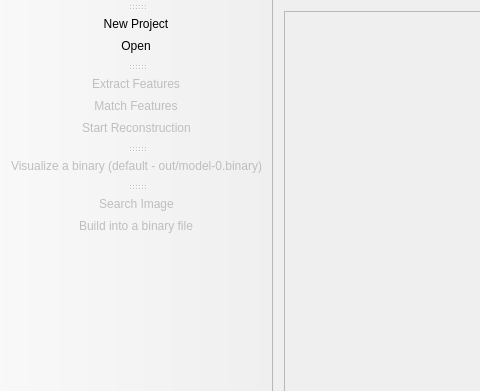
lybros/appa, file ui/mainwindow.ui: the form before one commit; both pictures show x 0 to 480 and y 0 to 391 of the 1067 by 723 pixel window.
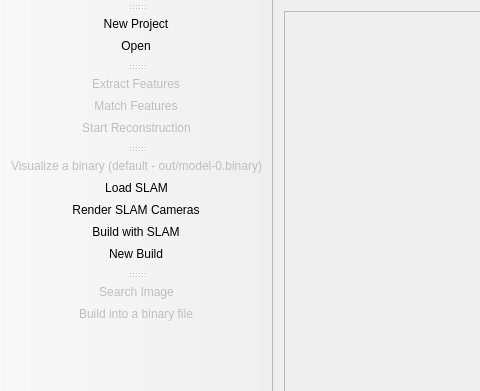
The form after the commit.

Commit message: a bunch of SLAM updates, recent and late

```diff
--- a/ui/mainwindow.ui
+++ b/ui/mainwindow.ui
@@ -319,6 +319,10 @@
     <bool>false</bool>
    </attribute>
    <addaction name="actionVisualizeBinary"/>
+   <addaction name="actionLoad_SLAM"/>
+   <addaction name="actionRender_SLAM_Cameras"/>
+   <addaction name="actionBuild_with_SLAM"/>
+   <addaction name="actionNew_Build"/>
   </widget>
   <widget class="QToolBar" name="mainToolBar">
    <property name="sizePolicy">
@@ -436,6 +440,38 @@
     <string>Run Theia's view_reconstruction binary</string>
    </property>
   </action>
+  <action name="actionRender_SLAM_Cameras">
+   <property name="text">
+    <string>Render SLAM Cameras</string>
+   </property>
+   <property name="toolTip">
+    <string>This only renders cameras from co-graph/KeyTrajectory file</string>
+   </property>
+  </action>
+  <action name="actionLoad_SLAM">
+   <property name="text">
+    <string>Load SLAM</string>
+   </property>
+   <property name="toolTip">
+    <string>Load SLAM data into Memory and that is it.</string>
+   </property>
+  </action>
+  <action name="actionBuild_with_SLAM">
+   <property name="text">
+    <string>Build with SLAM</string>
+   </property>
+   <property name="toolTip">
+    <string>Assuming SLAM data is already loaded, building the project.</string>
+   </property>
+  </action>
+  <action name="actionNew_Build">
+   <property name="text">
+    <string>New Build</string>
+   </property>
+   <property name="toolTip">
+    <string>using SLAM_Build() method</string>
+   </property>
+  </action>
  </widget>
  <layoutdefault spacing="6" margin="11"/>
  <resources/>
```
The commit also changes 14 other files.
